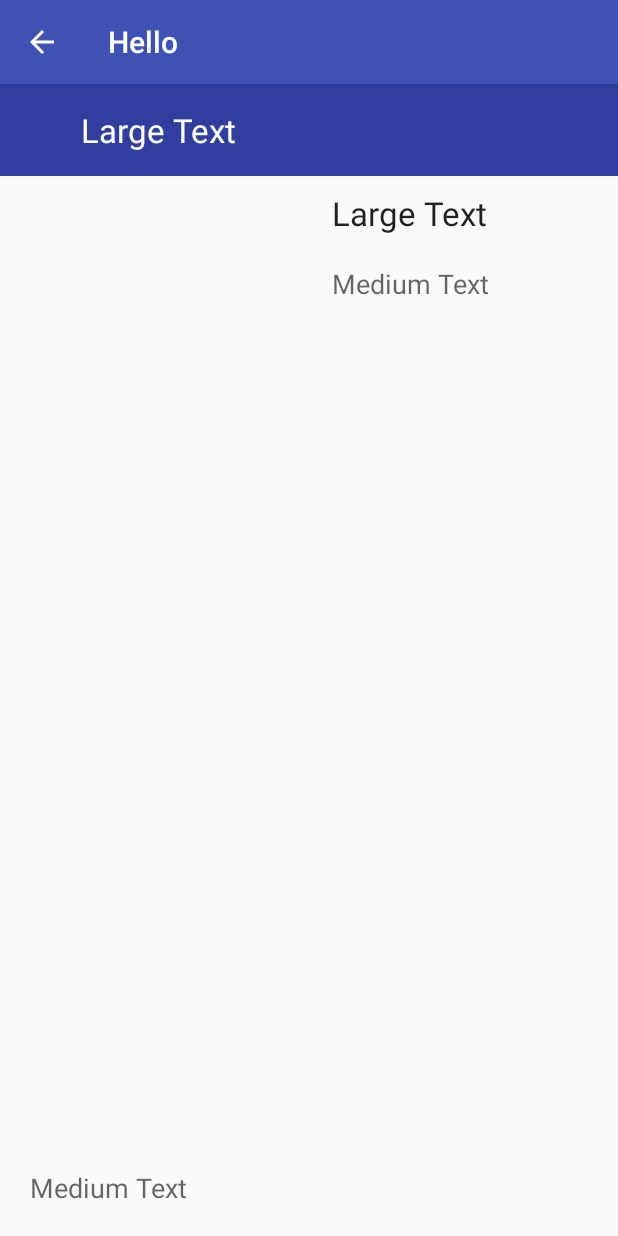
After one commit to futhrevo/PopularMovies, an Android app: the DetailActivity screen opened directly, with no data from a screen before it, on a phone screen of 412 x 824 dp. The commit adds this screen. Run offline under Robolectric (Android 15) with nearby library versions, the phone set to English and light mode, and no system bars; our stand-ins replace Picasso; pictures from the network do not load.

Commit message:
Detail Activity

```diff
--- a/app/build.gradle
+++ b/app/build.gradle
@@ -26,7 +26,9 @@ dependencies {
     compile 'com.android.support:design:23.1.1'
     compile 'com.squareup.picasso:picasso:2.5.2'
     compile 'com.android.support:support-v4:23.1.1'
+    compile 'com.android.support:recyclerview-v7:23.1.1'
 }
+
 
 
 
--- a/app/src/main/java/com/example/reku/popularmovies/Constants.java
+++ b/app/src/main/java/com/example/reku/popularmovies/Constants.java
@@ -14,11 +14,12 @@ public final class Constants {
     public static final String IMG_BASE_URL = "http://image.tmdb.org/t/p/";
     public static final String API_BASE_URL = "http://api.themoviedb.org/3/discover/movie?";
     public static final int POSTER_WIDTH = 500;
-    public static final int BACKDROP_WIDTH = 300;
+    public static final int BACKDROP_WIDTH = 780;
     public static final String DEFAULT_POSTER_WIDTH = "w" + POSTER_WIDTH;
     public static final String DEFAULT_BACKDROP_WIDTH = "w" + BACKDROP_WIDTH;
     public static final String SAVED_INST_KEY_MP_FRAG = "moviesMostPopular";
     public static final String SAVED_INST_KEY_UR_FRAG = "moviesUserRating";
+    public static final String SELECTED_MOVIE_INTENT = "selectedMovieIntent";
 
     public static String getSortStringPath(Integer type){
         if(type == 0)
--- /dev/null
+++ b/app/src/main/java/com/example/reku/popularmovies/DetailActivity.java
@@ -0,0 +1,19 @@
+package com.example.reku.popularmovies;
+
+import android.os.Bundle;
+import android.support.v7.app.AppCompatActivity;
+import android.support.v7.widget.Toolbar;
+
+public class DetailActivity extends AppCompatActivity {
+
+    @Override
+    protected void onCreate(Bundle savedInstanceState) {
+        super.onCreate(savedInstanceState);
+        setContentView(R.layout.activity_detail);
+        Toolbar toolbar = (Toolbar) findViewById(R.id.toolbar);
+        setSupportActionBar(toolbar);
+
+        getSupportActionBar().setDisplayHomeAsUpEnabled(true);
+    }
+
+}
--- /dev/null
+++ b/app/src/main/java/com/example/reku/popularmovies/DetailActivityFragment.java
@@ -0,0 +1,48 @@
+package com.example.reku.popularmovies;
+
+import android.content.Intent;
+import android.os.Bundle;
+import android.support.v4.app.Fragment;
+import android.view.LayoutInflater;
+import android.view.View;
+import android.view.ViewGroup;
+import android.widget.ImageView;
+import android.widget.TextView;
+
+import com.squareup.picasso.Picasso;
+
+/**
+ * A placeholder fragment containing a simple view.
+ */
+public class DetailActivityFragment extends Fragment {
+
+    public DetailActivityFragment() {
+    }
+
+    @Override
+    public View onCreateView(LayoutInflater inflater, ViewGroup container,
+                             Bundle savedInstanceState) {
+        getActivity().setTitle("Hello");
+        View rootView = inflater.inflate(R.layout.fragment_detail, container, false);
+        Intent intent = getActivity().getIntent();
+        if(intent != null && intent.hasExtra(Constants.SELECTED_MOVIE_INTENT)){
+            Movie movie = intent.getParcelableExtra(Constants.SELECTED_MOVIE_INTENT);
+            getActivity().setTitle(movie.original_title);
+            TextView t = (TextView) rootView.findViewById(R.id.textView_original_title);
+            t.setText(movie.original_title);
+
+            ImageView v = (ImageView) rootView.findViewById(R.id.imageView_poster_detail);
+            Picasso.with(getContext()).load(movie.getPoster_path()).into(v);
+
+            t = (TextView) rootView.findViewById(R.id.textView_release_year);
+            t.setText(movie.getYear());
+
+            t = (TextView) rootView.findViewById(R.id.textView_vote_average);
+            t.setText(movie.vote_average.toString());
+
+            t = (TextView) rootView.findViewById(R.id.textView_overview);
+            t.setText(movie.overview);
+        }
+        return rootView;
+    }
+}
--- a/app/src/main/java/com/example/reku/popularmovies/HomeFragment.java
+++ b/app/src/main/java/com/example/reku/popularmovies/HomeFragment.java
@@ -1,5 +1,6 @@
 package com.example.reku.popularmovies;
 
+import android.content.Intent;
 import android.content.SharedPreferences;
 import android.net.Uri;
 import android.os.AsyncTask;
@@ -81,6 +82,9 @@ public class HomeFragment extends Fragment {
             @Override
             public void onItemClick(AdapterView<?> parent, View view, int position, long id) {
                 Movie selectedMovie = movieTilesAdapter.getItem(position);
+                Intent detailIntent  = new Intent(getActivity(),DetailActivity.class);
+                detailIntent.putExtra(Constants.SELECTED_MOVIE_INTENT,selectedMovie);
+                startActivity(detailIntent);
 
             }
         });
--- a/app/src/main/java/com/example/reku/popularmovies/MainActivity.java
+++ b/app/src/main/java/com/example/reku/popularmovies/MainActivity.java
@@ -15,9 +15,6 @@ public class MainActivity extends AppCompatActivity {
         setContentView(R.layout.activity_main);
         Toolbar toolbar = (Toolbar) findViewById(R.id.toolbar);
         setSupportActionBar(toolbar);
-        if (savedInstanceState == null){
-
-        }
 
     }
 
--- a/app/src/main/java/com/example/reku/popularmovies/Movie.java
+++ b/app/src/main/java/com/example/reku/popularmovies/Movie.java
@@ -79,6 +79,10 @@ public class Movie implements Parcelable{
         return getBackdrop_path(Constants.DEFAULT_BACKDROP_WIDTH);
     }
 
+    public String getYear(){
+        String str[] = this.release_date.split("-");
+        return str[0];
+    }
     @Override
     public int describeContents() {
         return 0;
@@ -97,7 +101,7 @@ public class Movie implements Parcelable{
         dest.writeDouble(vote_average);
     }
 
-    public final Parcelable.Creator<Movie> CREATOR = new Parcelable.Creator<Movie>(){
+    public static final Parcelable.Creator<Movie> CREATOR = new Parcelable.Creator<Movie>(){
 
         @Override
         public Movie createFromParcel(Parcel source) {
--- /dev/null
+++ b/app/src/main/res/layout/activity_detail.xml
@@ -0,0 +1,26 @@
+<?xml version="1.0" encoding="utf-8"?>
+<android.support.design.widget.CoordinatorLayout xmlns:android="http://schemas.android.com/apk/res/android"
+    xmlns:app="http://schemas.android.com/apk/res-auto"
+    xmlns:tools="http://schemas.android.com/tools"
+    android:layout_width="match_parent"
+    android:layout_height="match_parent"
+    android:fitsSystemWindows="true"
+    tools:context="com.example.reku.popularmovies.DetailActivity">
+
+    <android.support.design.widget.AppBarLayout
+        android:layout_width="match_parent"
+        android:layout_height="wrap_content"
+        android:theme="@style/AppTheme.AppBarOverlay">
+
+        <android.support.v7.widget.Toolbar
+            android:id="@+id/toolbar"
+            android:layout_width="match_parent"
+            android:layout_height="?attr/actionBarSize"
+            android:background="?attr/colorPrimary"
+            app:popupTheme="@style/AppTheme.PopupOverlay" />
+
+    </android.support.design.widget.AppBarLayout>
+
+    <include layout="@layout/content_detail" />
+
+</android.support.design.widget.CoordinatorLayout>
--- /dev/null
+++ b/app/src/main/res/layout/fragment_detail.xml
@@ -0,0 +1,84 @@
+<TableLayout xmlns:android="http://schemas.android.com/apk/res/android"
+    xmlns:tools="http://schemas.android.com/tools"
+    android:layout_width="match_parent"
+    android:layout_height="match_parent"
+    tools:context="com.example.reku.popularmovies.DetailActivityFragment"
+    android:shrinkColumns="*"
+    android:stretchColumns="*">
+
+
+    <TableRow
+        android:layout_width="match_parent"
+        android:layout_height="match_parent"
+        android:background="@color/colorPrimaryDark">
+
+        <TextView
+            android:layout_width="wrap_content"
+            android:layout_height="wrap_content"
+            android:textAppearance="?android:attr/textAppearanceLarge"
+            android:text="Large Text"
+            android:id="@+id/textView_original_title"
+            android:textSize="@dimen/abc_text_size_large_material"
+            android:textColor="@android:color/background_light"
+            android:layout_margin="16dp"
+            android:textAlignment="center" />
+
+    </TableRow>
+
+    <TableRow
+        android:layout_width="match_parent"
+        android:layout_height="match_parent"
+        android:layout_weight="5">
+
+        <ImageView
+            android:layout_width="wrap_content"
+            android:layout_height="wrap_content"
+            android:id="@+id/imageView_poster_detail" />
+
+        <TableLayout
+            android:layout_width="fill_parent"
+            android:layout_height="fill_parent">
+
+            <TableRow
+                android:layout_width="match_parent"
+                android:layout_height="match_parent">
+
+                <TextView
+                    android:layout_width="wrap_content"
+                    android:layout_height="wrap_content"
+                    android:textAppearance="?android:attr/textAppearanceLarge"
+                    android:text="Large Text"
+                    android:id="@+id/textView_release_year"
+                    android:padding="10dp"
+                    android:maxWidth="150dp" />
+
+            </TableRow>
+
+            <TableRow
+                android:layout_width="match_parent"
+                android:layout_height="match_parent">
+
+                <TextView
+                    android:layout_width="wrap_content"
+                    android:layout_height="wrap_content"
+                    android:textAppearance="?android:attr/textAppearanceMedium"
+                    android:text="Medium Text"
+                    android:id="@+id/textView_vote_average"
+                    android:layout_gravity="left"
+                    android:padding="10dp" />
+            </TableRow>
+
+        </TableLayout>
+
+    </TableRow>
+
+    <TextView
+        android:layout_width="fill_parent"
+        android:layout_height="wrap_content"
+        android:textAppearance="?android:attr/textAppearanceMedium"
+        android:text="Medium Text"
+        android:id="@+id/textView_overview"
+        android:padding="20dp"
+        android:autoText="false" />
+
+</TableLayout>
--- a/app/src/main/res/layout/fragment_main.xml
+++ b/app/src/main/res/layout/fragment_main.xml
@@ -2,8 +2,7 @@
     xmlns:tools="http://schemas.android.com/tools"
     android:layout_width="match_parent"
     android:layout_height="match_parent"
-    tools:context=".HomeFragment"
-    tools:showIn="@layout/activity_main">
+    tools:context=".HomeFragment">
 
     <GridView
         android:layout_width="match_parent"
--- a/app/src/main/res/values/strings.xml
+++ b/app/src/main/res/values/strings.xml
@@ -18,5 +18,6 @@
         <item>1</item>
         <item>0</item>
     </string-array>
+    <string name="title_activity_detail">DetailActivity</string>
 
 </resources>
```
Also changed, not shown: app/src/main/AndroidManifest.xml (+9 -0 lines), app/src/main/res/layout/content_detail.xml (added, +9 -0 lines), app/src/main/res/menu/menu_detail.xml (added, +10 -0 lines).
